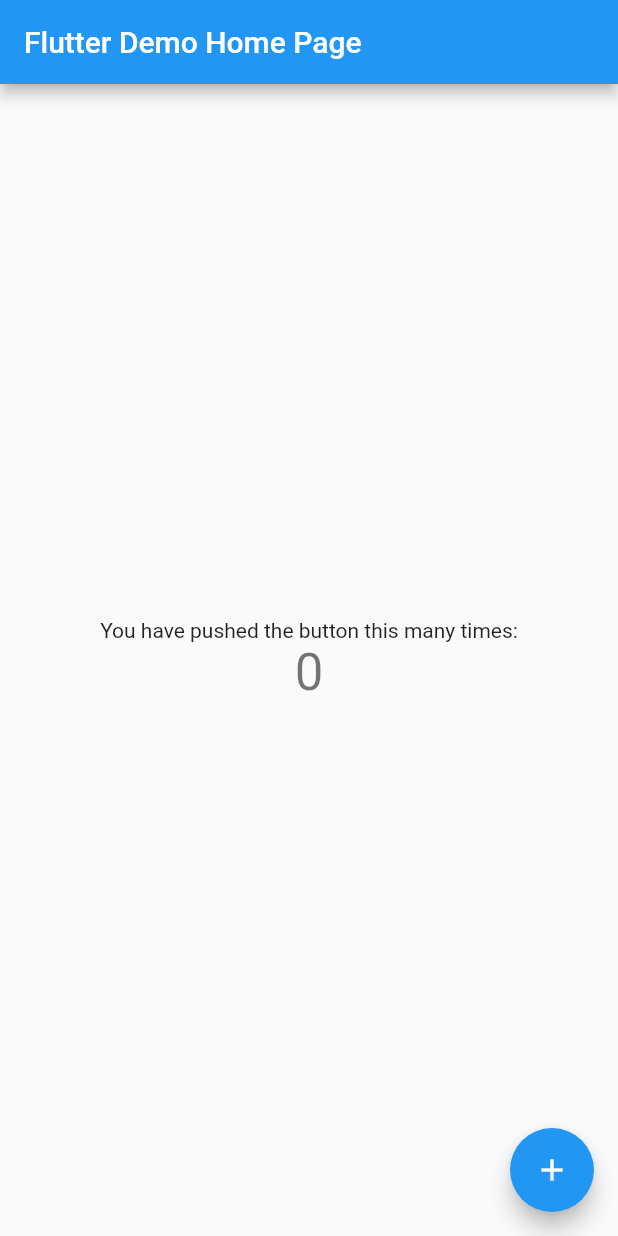
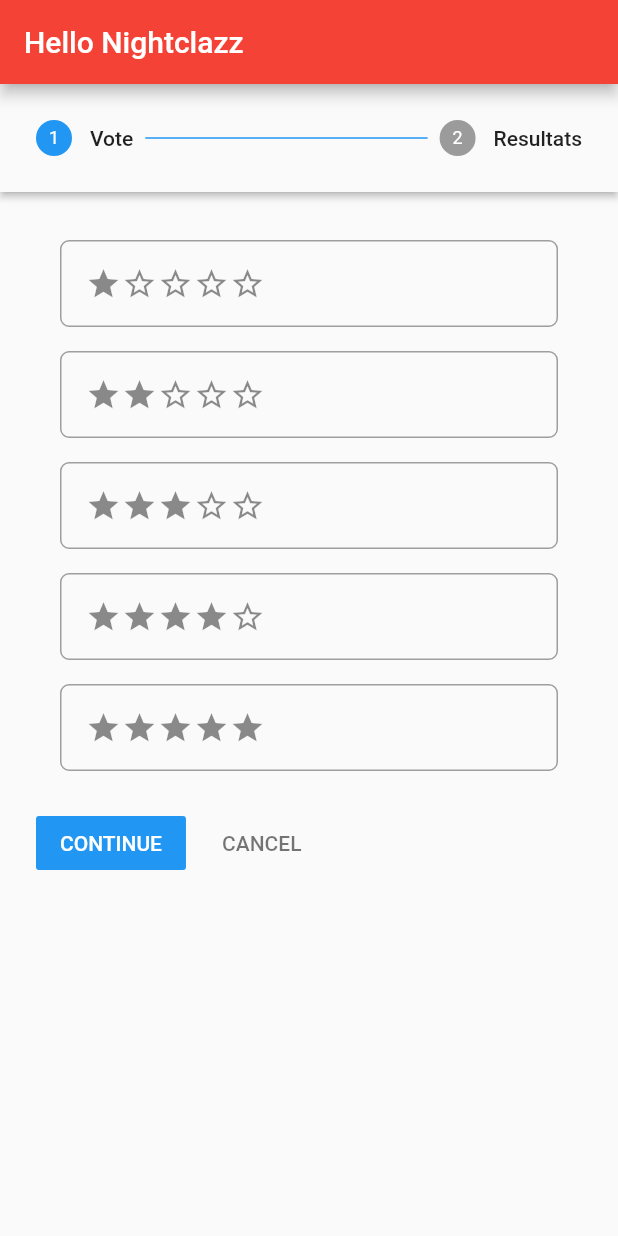
Before and after one commit to Tom-Pietri/nightclazz-flutter, a Flutter app: the screen it shows after launch, on a phone screen of 412 x 824 dp. Run offline on Flutter 3.47's test engine with Material 2 defaults, Android fonts, the phone set to English and light mode, and no system bars.

Commit message:
Implementation des votes

```diff
--- a/lib/main.dart
+++ b/lib/main.dart
@@ -1,113 +1,73 @@
 import 'package:flutter/material.dart';
+import 'package:nightclazz_flutter/votes.dart';
 
 void main() {
   runApp(MyApp());
 }
 
 class MyApp extends StatelessWidget {
-  // This widget is the root of your application.
+
   @override
   Widget build(BuildContext context) {
     return MaterialApp(
-      title: 'Flutter Demo',
+      title: "Nightclazz App",
       theme: ThemeData(
-        // This is the theme of your application.
-        //
-        // Try running your application with "flutter run". You'll see the
-        // application has a blue toolbar. Then, without quitting the app, try
-        // changing the primarySwatch below to Colors.green and then invoke
-        // "hot reload" (press "r" in the console where you ran "flutter run",
-        // or simply save your changes to "hot reload" in a Flutter IDE).
-        // Notice that the counter didn't reset back to zero; the application
-        // is not restarted.
-        primarySwatch: Colors.blue,
+        primaryColor: Colors.red
       ),
-      home: MyHomePage(title: 'Flutter Demo Home Page'),
+      home: Scaffold(
+        appBar: AppBar(title: Text("Hello Nightclazz"),),
+        body: Home(),
+      ),
     );
   }
 }
 
-class MyHomePage extends StatefulWidget {
-  MyHomePage({Key key, this.title}) : super(key: key);
-
-  // This widget is the home page of your application. It is stateful, meaning
-  // that it has a State object (defined below) that contains fields that affect
-  // how it looks.
-
-  // This class is the configuration for the state. It holds the values (in this
-  // case the title) provided by the parent (in this case the App widget) and
-  // used by the build method of the State. Fields in a Widget subclass are
-  // always marked "final".
-
-  final String title;
+class Home extends StatefulWidget {
 
   @override
-  _MyHomePageState createState() => _MyHomePageState();
+  _HomeState createState() => _HomeState();
 }
 
-class _MyHomePageState extends State<MyHomePage> {
-  int _counter = 0;
+class _HomeState extends State<Home> {
+  List<int> ratings = [1, 2, 3, 4, 5];
 
-  void _incrementCounter() {
-    setState(() {
-      // This call to setState tells the Flutter framework that something has
-      // changed in this State, which causes it to rerun the build method below
-      // so that the display can reflect the updated values. If we changed
-      // _counter without calling setState(), then the build method would not be
-      // called again, and so nothing would appear to happen.
-      _counter++;
+  int selectedRating;
+  int currentStep = 0;
+
+  void selectRating(int rating) {
+    this.setState(() {
+      this.selectedRating = rating;
     });
   }
 
   @override
   Widget build(BuildContext context) {
-    // This method is rerun every time setState is called, for instance as done
-    // by the _incrementCounter method above.
-    //
-    // The Flutter framework has been optimized to make rerunning build methods
-    // fast, so that you can just rebuild anything that needs updating rather
-    // than having to individually change instances of widgets.
-    return Scaffold(
-      appBar: AppBar(
-        // Here we take the value from the MyHomePage object that was created by
-        // the App.build method, and use it to set our appbar title.
-        title: Text(widget.title),
-      ),
-      body: Center(
-        // Center is a layout widget. It takes a single child and positions it
-        // in the middle of the parent.
-        child: Column(
-          // Column is also a layout widget. It takes a list of children and
-          // arranges them vertically. By default, it sizes itself to fit its
-          // children horizontally, and tries to be as tall as its parent.
-          //
-          // Invoke "debug painting" (press "p" in the console, choose the
-          // "Toggle Debug Paint" action from the Flutter Inspector in Android
-          // Studio, or the "Toggle Debug Paint" command in Visual Studio Code)
-          // to see the wireframe for each widget.
-          //
-          // Column has various properties to control how it sizes itself and
-          // how it positions its children. Here we use mainAxisAlignment to
-          // center the children vertically; the main axis here is the vertical
-          // axis because Columns are vertical (the cross axis would be
-          // horizontal).
-          mainAxisAlignment: MainAxisAlignment.center,
-          children: <Widget>[
-            Text(
-              'You have pushed the button this many times:',
-            ),
-            Text(
-              '$_counter',
-              style: Theme.of(context).textTheme.headline4,
-            ),
-          ],
-        ),
-      ),
-      floatingActionButton: FloatingActionButton(
-        onPressed: _incrementCounter,
-        tooltip: 'Increment',
-        child: Icon(Icons.add),
-      ), // This trailing comma makes auto-formatting nicer for build methods.
+    return Stepper(
+      type: StepperType.horizontal,
+      steps: [
+        Step(title: Text("Vote"), content:  Vote(
+            ratings: this.ratings,
+            selectedRating: this.selectedRating,
+            selectRatingCallback : this.selectRating), isActive: true),
+        Step(title: Text("Resultats"), content: Text("Resultats ici"), isActive: this.currentStep == 1)
+      ],
+      currentStep: this.currentStep,
+      onStepCancel: () {
+        if(this.currentStep == 1) {
+          this.setState(() {
+            this.currentStep--;
+          });
+        }
+      },
+      onStepContinue: () {
+        if(this.currentStep == 0 && this.selectedRating != null) {
+          this.setState(() {
+            this.selectedRating = null;
+            this.currentStep++;
+          });
+        }
+      },
     );
+
   }
 }
--- /dev/null
+++ b/lib/votes.dart
@@ -0,0 +1,45 @@
+import 'package:flutter/material.dart';
+
+class Vote extends StatelessWidget {
+  List<int> ratings = [1, 2, 3, 4, 5];
+  int selectedRating;
+  Function(int rating) selectRatingCallback;
+
+  Vote({this.ratings, this.selectedRating, this.selectRatingCallback});
+
+  @override
+  Widget build(BuildContext context) {
+    return Column(
+      children: ratings.map((rating) => _buildVoteTile(context, rating)).toList(),
+    );
+  }
+  Widget _buildVoteTile(BuildContext context, int rating) {
+    List<Icon> icons = [];
+
+    for(var i = 0 ; i <rating ; i++) {
+      icons.add(Icon(Icons.star));
+    }
+
+    for(var i = rating ; i < ratings.length ; i++) {
+      icons.add(Icon(Icons.star_border));
+    }
+
+    return Padding(
+      padding: EdgeInsets.symmetric(vertical: 8.0, horizontal: 16.0),
+      child: Container(
+        decoration: BoxDecoration(
+            border: Border.all(color: Colors.grey),
+            borderRadius: BorderRadius.circular(6.0)
+        ),
+        child: ListTile(
+          title: Row(
+              children: icons
+          ),
+          selected: this.selectedRating == rating,
+          selectedTileColor: Theme.of(context).primaryColor.withOpacity(0.9),
+          onTap: () => this.selectRatingCallback(rating),
+        ),
+      ),
+    );
+  }
+}
```
